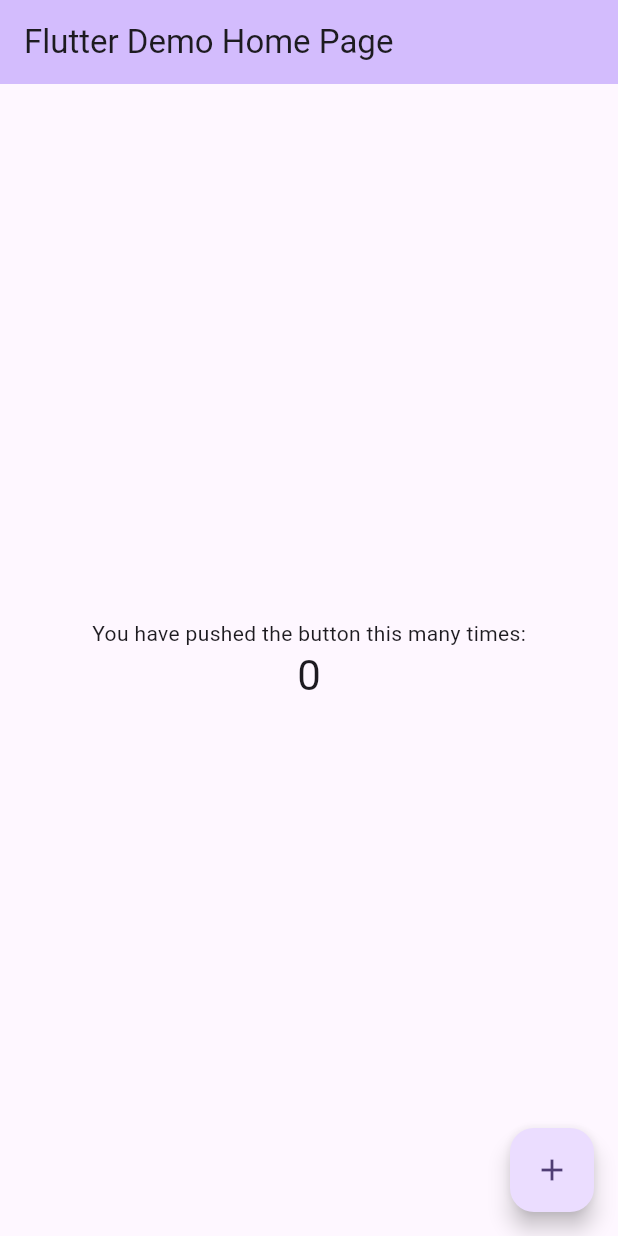
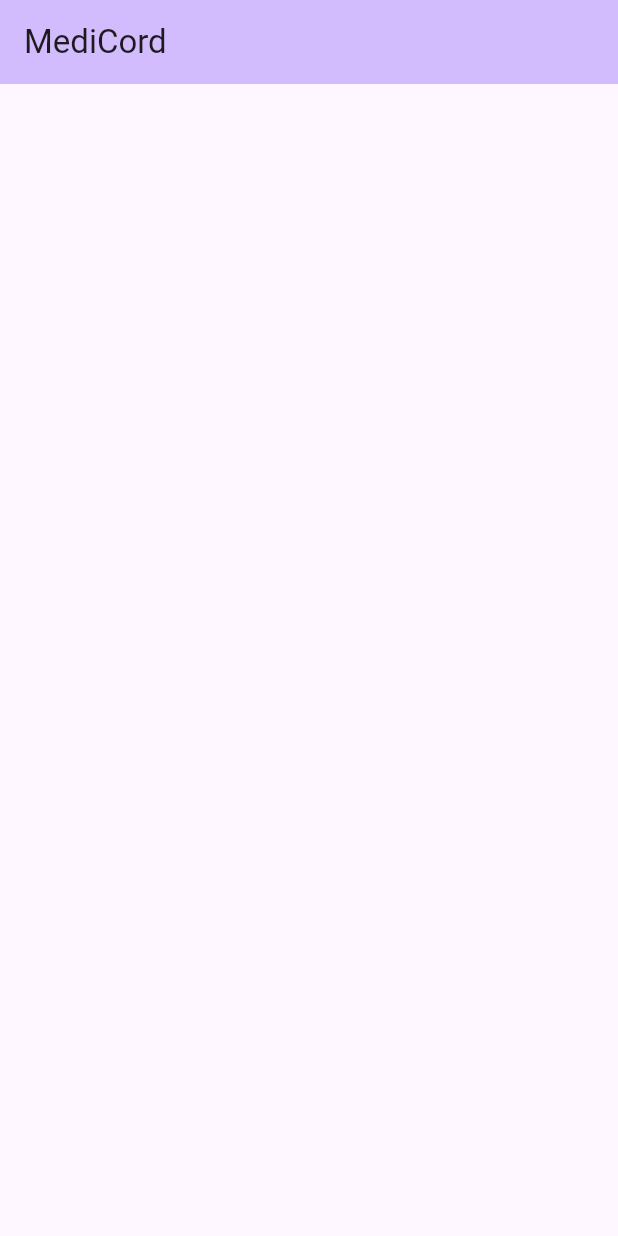
Before and after one commit to MontyCoder0701/medicord, a Flutter app: the screen it shows after launch, on a phone screen of 412 x 824 dp. Run offline on Flutter 3.47's test engine with Material 3 defaults, Android fonts, the phone set to English and light mode, and no system bars; our stand-ins replace sqflite; accounts and stored records are empty.

```diff
--- a/lib/main.dart
+++ b/lib/main.dart
@@ -1,33 +1,19 @@
 import 'package:flutter/material.dart';
 
 void main() {
+  WidgetsFlutterBinding.ensureInitialized();
+
   runApp(const MyApp());
 }
 
 class MyApp extends StatelessWidget {
   const MyApp({super.key});
 
-  // This widget is the root of your application.
   @override
   Widget build(BuildContext context) {
     return MaterialApp(
       title: 'Flutter Demo',
       theme: ThemeData(
-        // This is the theme of your application.
-        //
-        // TRY THIS: Try running your application with "flutter run". You'll see
-        // the application has a purple toolbar. Then, without quitting the app,
-        // try changing the seedColor in the colorScheme below to Colors.green
-        // and then invoke "hot reload" (save your changes or press the "hot
-        // reload" button in a Flutter-supported IDE, or press "r" if you used
-        // the command line to start the app).
-        //
-        // Notice that the counter didn't reset back to zero; the application
-        // state is not lost during the reload. To reset the state, use hot
-        // restart instead.
-        //
-        // This works for code too, not just values: Most code changes can be
-        // tested with just a hot reload.
         colorScheme: ColorScheme.fromSeed(seedColor: Colors.deepPurple),
         useMaterial3: true,
       ),
@@ -39,15 +25,6 @@ class MyApp extends StatelessWidget {
 class MyHomePage extends StatefulWidget {
   const MyHomePage({super.key, required this.title});
 
-  // This widget is the home page of your application. It is stateful, meaning
-  // that it has a State object (defined below) that contains fields that affect
-  // how it looks.
-
-  // This class is the configuration for the state. It holds the values (in this
-  // case the title) provided by the parent (in this case the App widget) and
-  // used by the build method of the State. Fields in a Widget subclass are
-  // always marked "final".
-
   final String title;
 
   @override
@@ -55,71 +32,14 @@ class MyHomePage extends StatefulWidget {
 }
 
 class _MyHomePageState extends State<MyHomePage> {
-  int _counter = 0;
-
-  void _incrementCounter() {
-    setState(() {
-      // This call to setState tells the Flutter framework that something has
-      // changed in this State, which causes it to rerun the build method below
-      // so that the display can reflect the updated values. If we changed
-      // _counter without calling setState(), then the build method would not be
-      // called again, and so nothing would appear to happen.
-      _counter++;
-    });
-  }
-
   @override
   Widget build(BuildContext context) {
-    // This method is rerun every time setState is called, for instance as done
-    // by the _incrementCounter method above.
-    //
-    // The Flutter framework has been optimized to make rerunning build methods
-    // fast, so that you can just rebuild anything that needs updating rather
-    // than having to individually change instances of widgets.
     return Scaffold(
       appBar: AppBar(
-        // TRY THIS: Try changing the color here to a specific color (to
-        // Colors.amber, perhaps?) and trigger a hot reload to see the AppBar
-        // change color while the other colors stay the same.
         backgroundColor: Theme.of(context).colorScheme.inversePrimary,
-        // Here we take the value from the MyHomePage object that was created by
-        // the App.build method, and use it to set our appbar title.
-        title: Text(widget.title),
+        title: Text('MediCord'),
       ),
-      body: Center(
-        // Center is a layout widget. It takes a single child and positions it
-        // in the middle of the parent.
-        child: Column(
-          // Column is also a layout widget. It takes a list of children and
-          // arranges them vertically. By default, it sizes itself to fit its
-          // children horizontally, and tries to be as tall as its parent.
-          //
-          // Column has various properties to control how it sizes itself and
-          // how it positions its children. Here we use mainAxisAlignment to
-          // center the children vertically; the main axis here is the vertical
-          // axis because Columns are vertical (the cross axis would be
-          // horizontal).
-          //
-          // TRY THIS: Invoke "debug painting" (choose the "Toggle Debug Paint"
-          // action in the IDE, or press "p" in the console), to see the
-          // wireframe for each widget.
-          mainAxisAlignment: MainAxisAlignment.center,
-          children: <Widget>[
-            const Text(
-              'You have pushed the button this many times:',
-            ),
-            Text(
-              '$_counter',
-              style: Theme.of(context).textTheme.headlineMedium,
-            ),
-          ],
-        ),
-      ),
-      floatingActionButton: FloatingActionButton(
-        onPressed: _incrementCounter,
-        tooltip: 'Increment',
-        child: const Icon(Icons.add),
-      ), // This trailing comma makes auto-formatting nicer for build methods.
+      body: Center(),
     );
   }
 }
--- /dev/null
+++ b/lib/models/models.dart
@@ -0,0 +1 @@
+export 'base.dart';
--- /dev/null
+++ b/lib/repositories/repositories.dart
@@ -0,0 +1 @@
+export 'local.dart';
```
Also changed, not shown: lib/models/base.dart (added, +9 -0 lines), lib/repositories/local.dart (added, +79 -0 lines), pubspec.yaml (+1 -67 lines), pubspec.lock.
